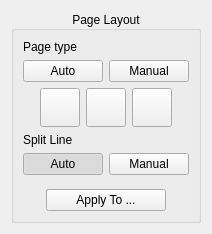
Old version of the form src/core/filters/page_split/OptionsWidget.ui in the repository 2ndmax/scantailor-ocr.
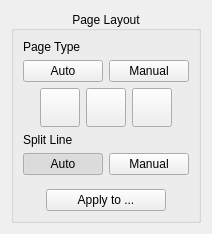
New version of the form. Icons and pictures are not drawn. Custom widgets are drawn as their Qt base class.

What changed in the file:
```diff
--- a/src/core/filters/page_split/OptionsWidget.ui
+++ b/src/core/filters/page_split/OptionsWidget.ui
@@ -32,7 +32,7 @@
       <item>
        <widget class="SectionHeading" name="layoutTypeHeading">
         <property name="text">
-         <string>Page type</string>
+         <string>Page Type</string>
         </property>
         <property name="first">
          <bool>true</bool>
@@ -271,7 +271,7 @@
            <string>Applies the page type of this page to other pages, and on request its split line.</string>
           </property>
           <property name="text">
-           <string>Apply To ...</string>
+           <string>Apply to ...</string>
           </property>
          </widget>
         </item>
```
